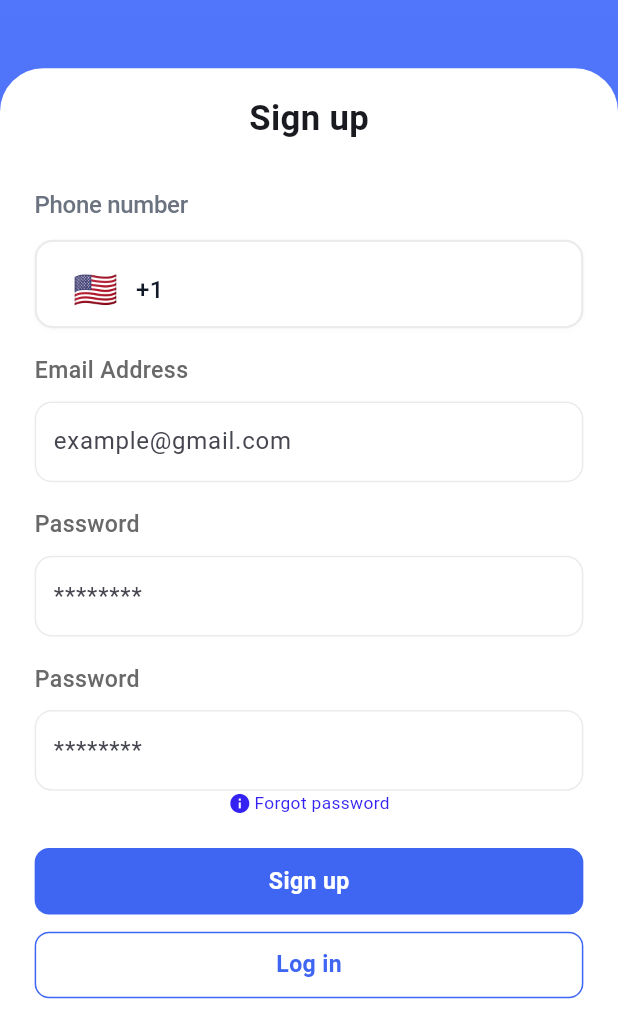
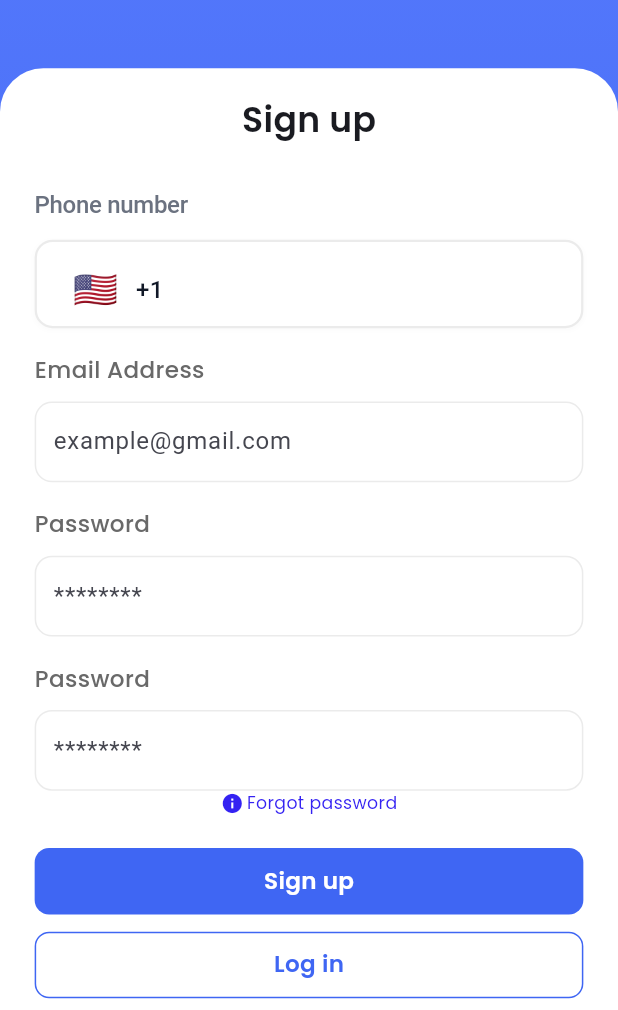
Before and after one commit to jasurbabajanow/yuu-sell-logistic, a Flutter app: the SignUpPage screen opened by its route, on a phone screen of 412 x 824 dp, the part 226-1236 px from its top. Run offline on Flutter 3.47's test engine with Material 3 defaults, Android fonts, the phone set to English and light mode, and no system bars; drawn by our look-alikes of intl_phone_number_input; our stand-ins replace flutter_svg, go_router, google_fonts, pinput, timelines_plus; network calls fail.

Commit message:
poppins font style added via google_fonts

```diff
--- a/lib/core/theme/app_font_styles.dart
+++ b/lib/core/theme/app_font_styles.dart
@@ -1,30 +1,49 @@
 import 'package:flutter/material.dart';
+import 'package:google_fonts/google_fonts.dart';
 
 class AppFontStyles {
-  static TextStyle s8w500(double ratio) =>
-      TextStyle(fontWeight: FontWeight.w500, fontSize: 8 * ratio);
+  static TextStyle s8w500(double ratio) => GoogleFonts.poppins(
+        fontWeight: FontWeight.w500,
+        fontSize: 8 * ratio,
+      );
 
-  static TextStyle s12w600(double ratio) =>
-      TextStyle(fontWeight: FontWeight.w600, fontSize: 12 * ratio);
+  static TextStyle s12w600(double ratio) => GoogleFonts.poppins(
+        fontWeight: FontWeight.w600,
+        fontSize: 12 * ratio,
+      );
 
-  static TextStyle s12w400(double ratio) =>
-      TextStyle(fontWeight: FontWeight.w400, fontSize: 12 * ratio);
+  static TextStyle s12w400(double ratio) => GoogleFonts.poppins(
+        fontWeight: FontWeight.w400,
+        fontSize: 12 * ratio,
+      );
 
-  static TextStyle s14w700(double ratio) =>
-      TextStyle(fontWeight: FontWeight.w700, fontSize: 14 * ratio);
+  static TextStyle s14w700(double ratio) => GoogleFonts.poppins(
+        fontWeight: FontWeight.w700,
+        fontSize: 14 * ratio,
+      );
 
-  static TextStyle s16w500(double ratio) =>
-      TextStyle(fontWeight: FontWeight.w500, fontSize: 16 * ratio);
+  static TextStyle s16w500(double ratio) => GoogleFonts.poppins(
+        fontWeight: FontWeight.w500,
+        fontSize: 16 * ratio,
+      );
 
-  static TextStyle s16w400(double ratio) =>
-      TextStyle(fontWeight: FontWeight.w400, fontSize: 16 * ratio);
+  static TextStyle s16w400(double ratio) => GoogleFonts.poppins(
+        fontWeight: FontWeight.w400,
+        fontSize: 16 * ratio,
+      );
 
-  static TextStyle s16w600(double ratio) =>
-      TextStyle(fontWeight: FontWeight.w600, fontSize: 16 * ratio);
+  static TextStyle s16w600(double ratio) => GoogleFonts.poppins(
+        fontWeight: FontWeight.w600,
+        fontSize: 16 * ratio,
+      );
 
-  static TextStyle s24w600(double ratio) =>
-      TextStyle(fontWeight: FontWeight.w600, fontSize: 24 * ratio);
+  static TextStyle s24w600(double ratio) => GoogleFonts.poppins(
+        fontWeight: FontWeight.w600,
+        fontSize: 24 * ratio,
+      );
 
-  static TextStyle s26w600(double ratio) =>
-      TextStyle(fontWeight: FontWeight.w600, fontSize: 26 * ratio);
+  static TextStyle s26w600(double ratio) => GoogleFonts.poppins(
+        fontWeight: FontWeight.w600,
+        fontSize: 26 * ratio,
+      );
 }
--- a/pubspec.yaml
+++ b/pubspec.yaml
@@ -22,6 +22,7 @@ dependencies:
   pinput: ^6.0.1
   timelines_plus: ^1.0.8
   country_picker: ^2.0.27
+  google_fonts: ^6.2.1
 
 dev_dependencies:
   flutter_test:
```
Also changed, not shown: pubspec.lock, 7 other files.
